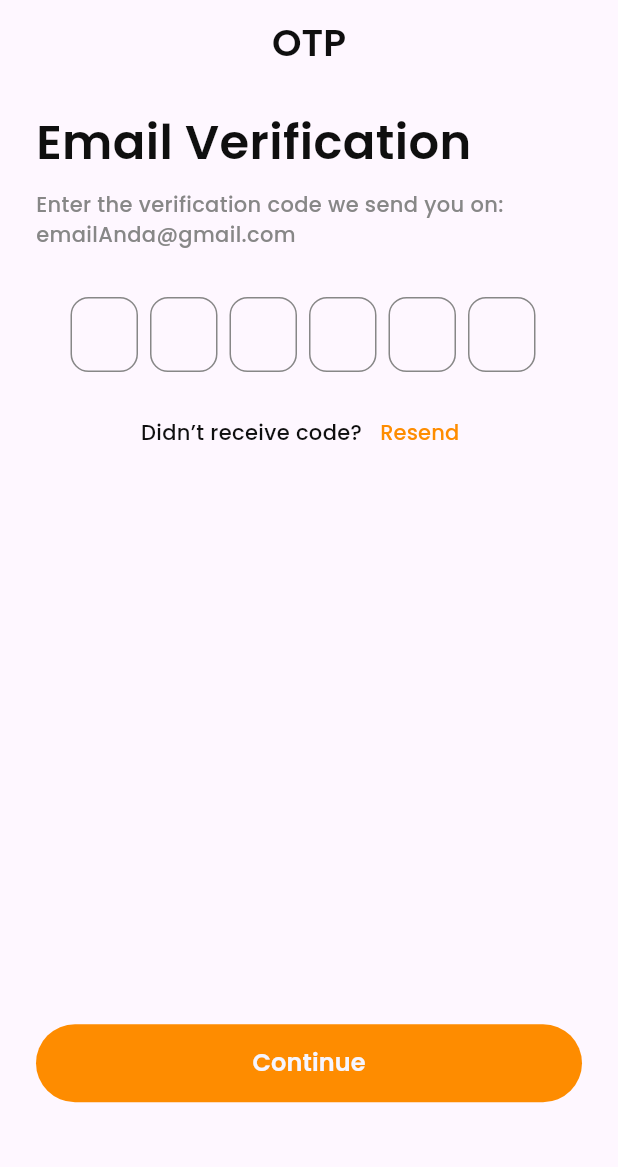
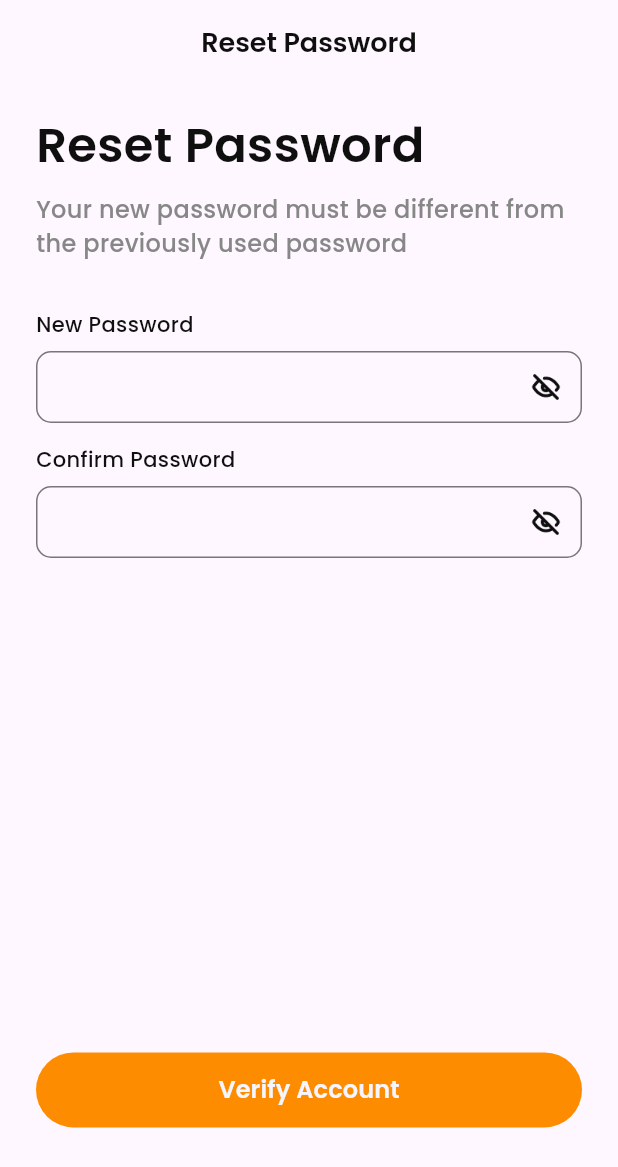
Before and after one commit to 99kairas/rumeat-ball-apps, a Flutter app: the screen it shows after launch, on a phone screen of 412 x 824 dp. Shown: the top 1167 px of the screen. Run offline on Flutter 3.47's test engine with Material 3 defaults, Android fonts, the phone set to English and light mode, and no system bars; our stand-ins replace another_flutter_splash_screen.

Commit message:
feat: add feature slicing app for reset password screen

```diff
--- a/lib/views/screens/otp_screen.dart
+++ b/lib/views/screens/otp_screen.dart
@@ -1,7 +1,9 @@
 import 'package:flutter/material.dart';
+import 'package:flutter/services.dart';
 import 'package:flutter/widgets.dart';
 import 'package:rumeat_ball_apps/views/themes/style.dart';
 import 'package:rumeat_ball_apps/views/widgets/buttons.dart';
+import 'package:rumeat_ball_apps/views/widgets/forms.dart';
 
 class OTPScreen extends StatelessWidget {
   const OTPScreen({super.key});
@@ -51,16 +53,26 @@ class OTPScreen extends StatelessWidget {
                   mainAxisAlignment: MainAxisAlignment.center,
                   children: List.generate(
                     6,
-                    (index) => Container(
-                      margin: const EdgeInsets.only(right: 8),
-                      width: 45,
-                      height: 50,
-                      alignment: Alignment.center,
-                      decoration: BoxDecoration(
-                        border: Border.all(
-                          color: greyColor,
+                    (index) => Expanded(
+                      child: Container(
+                        margin: const EdgeInsets.symmetric(horizontal: 8),
+                        width: 65,
+                        height: 70,
+                        child: TextFormField(
+                          inputFormatters: [
+                            LengthLimitingTextInputFormatter(1)
+                          ],
+                          textAlign: TextAlign.center,
+                          style: blackTextStyle.copyWith(
+                            fontSize: 20,
+                            fontWeight: semiBold,
+                          ),
+                          decoration: InputDecoration(
+                            border: OutlineInputBorder(
+                              borderRadius: BorderRadius.circular(12),
+                            ),
+                          ),
                         ),
-                        borderRadius: BorderRadius.circular(12),
                       ),
                     ),
                   ),
--- /dev/null
+++ b/lib/views/screens/reset_password_screen.dart
@@ -0,0 +1,181 @@
+import 'package:flutter/material.dart';
+import 'package:flutter/widgets.dart';
+import 'package:rumeat_ball_apps/views/themes/style.dart';
+import 'package:rumeat_ball_apps/views/widgets/buttons.dart';
+import 'package:rumeat_ball_apps/views/widgets/forms.dart';
+import 'dart:ui';
+
+class ResetPasswordScreen extends StatefulWidget {
+  const ResetPasswordScreen({super.key});
+
+  @override
+  State<ResetPasswordScreen> createState() => _ResetPasswordScreenState();
+}
+
+class _ResetPasswordScreenState extends State<ResetPasswordScreen> {
+  bool _isModalVisible = false;
+  @override
+  Widget build(BuildContext context) {
+    return Scaffold(
+      appBar: AppBar(
+        centerTitle: true,
+        title: Text(
+          "Reset Password",
+          style: blackTextStyle.copyWith(fontWeight: semiBold, fontSize: 18),
+        ),
+      ),
+      body: Stack(
+        children: [
+          ListView(
+            children: [
+              Container(
+                margin: const EdgeInsets.symmetric(horizontal: 24),
+                padding: const EdgeInsets.only(top: 18, bottom: 32),
+                child: Column(
+                  crossAxisAlignment: CrossAxisAlignment.start,
+                  children: [
+                    Text(
+                      "Reset Password",
+                      style: blackTextStyle.copyWith(
+                        fontSize: 32,
+                        fontWeight: semiBold,
+                      ),
+                    ),
+                    const SizedBox(
+                      height: 8,
+                    ),
+                    Text(
+                      "Your new password must be different from the previously used password",
+                      style: greyTextStyle.copyWith(
+                        fontSize: 16,
+                        fontWeight: regular,
+                      ),
+                    ),
+                    const SizedBox(
+                      height: 32,
+                    ),
+                    CustomFormField(
+                      title: "New Password",
+                      obscureText: true,
+                      suffixIcon: IconButton(
+                        onPressed: null,
+                        icon: SizedBox(
+                          width: 20,
+                          height: 20,
+                          child: Image.asset(
+                            color: blackColor,
+                            "assets/icons/ic_eye_lock.png",
+                          ),
+                        ),
+                      ),
+                    ),
+                    const SizedBox(
+                      height: 14,
+                    ),
+                    CustomFormField(
+                      title: "Confirm Password",
+                      obscureText: true,
+                      suffixIcon: IconButton(
+                        onPressed: null,
+                        icon: SizedBox(
+                          width: 20,
+                          height: 20,
+                          child: Image.asset(
+                            color: blackColor,
+                            "assets/icons/ic_eye_lock.png",
+                          ),
+                        ),
+                      ),
+                    ),
+                    SizedBox(
+                      height: MediaQuery.of(context).size.height * 0.4,
+                    ),
+                    CustomFilledButton(
+                      title: "Verify Account",
+                      onPressed: () => _showModalBottomSheet(context),
+                    ),
+                  ],
+                ),
+              ),
+            ],
+          ),
+          if (_isModalVisible)
+            BackdropFilter(
+              filter: ImageFilter.blur(sigmaX: 5, sigmaY: 5),
+              child: Container(
+                color: Colors.black.withOpacity(0),
+              ),
+            ),
+        ],
+      ),
+    );
+  }
+
+  void _showModalBottomSheet(BuildContext context) {
+    setState(() {
+      _isModalVisible = true;
+    });
+    showModalBottomSheet(
+      context: context,
+      isScrollControlled: true,
+      builder: (BuildContext context) {
+        return Container(
+          padding: const EdgeInsets.all(24),
+          child: Column(
+            mainAxisSize: MainAxisSize.min,
+            crossAxisAlignment: CrossAxisAlignment.center,
+            mainAxisAlignment: MainAxisAlignment.center,
+            children: [
+              // ignore: prefer_const_constructors
+              const SizedBox(
+                height: 200,
+                child: Image(
+                  image: AssetImage(
+                    "assets/icons/ic_success_reset.png",
+                  ),
+                ),
+              ),
+              // ignore: prefer_const_constructors
+              SizedBox(
+                height: 32,
+              ),
+              Text(
+                "Password Changed",
+                style: blackTextStyle.copyWith(
+                  fontSize: 24,
+                  fontWeight: semiBold,
+                ),
+              ),
+              const SizedBox(
+                height: 16,
+              ),
+              Text(
+                "Password changed successfully, you can login again with a new password",
+                style: greyTextStyle.copyWith(
+                  fontSize: 16,
+                  fontWeight: regular,
+                ),
+              ),
+              const SizedBox(
+                height: 32,
+              ),
+              CustomFilledButton(
+                title: "Verify Account",
+                onPressed: () {
+                  Navigator.of(context).pop();
+                  setState(() {
+                    _isModalVisible = false;
+                  });
+                },
+              ),
+            ],
+          ),
+        );
+      },
+    ).whenComplete(() {
+      setState(() {
+        _isModalVisible = false;
+      });
+    });
+  }
+}
--- a/lib/views/screens/splash_screen.dart
+++ b/lib/views/screens/splash_screen.dart
@@ -4,6 +4,7 @@ import 'package:rumeat_ball_apps/views/screens/forgot_password_screen.dart';
 import 'package:rumeat_ball_apps/views/screens/login_screen.dart';
 import 'package:rumeat_ball_apps/views/screens/otp_screen.dart';
 import 'package:rumeat_ball_apps/views/screens/register_screen.dart';
+import 'package:rumeat_ball_apps/views/screens/reset_password_screen.dart';
 // import 'package:rumeat_ball_apps/views/screens/onboarding_screen.dart';
 
 class SplashScreen extends StatefulWidget {
@@ -35,7 +36,7 @@ class _SplashScreenState extends State<SplashScreen> {
         duration: const Duration(milliseconds: 3500),
         animationDuration: const Duration(milliseconds: 2000),
         onAnimationEnd: () => debugPrint("On Scale End"),
-        nextScreen: const OTPScreen(),
+        nextScreen: const ResetPasswordScreen(),
       ),
     );
   }
```
Also changed, not shown: assets/icons/ic_success_reset.png (added), pubspec.lock.
